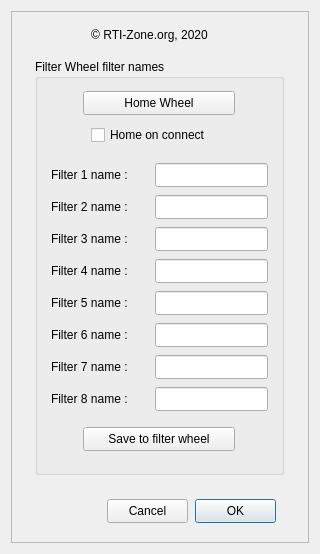
Qt form IFW.ui (rpineau/IFWFilterWheel) before a commit.
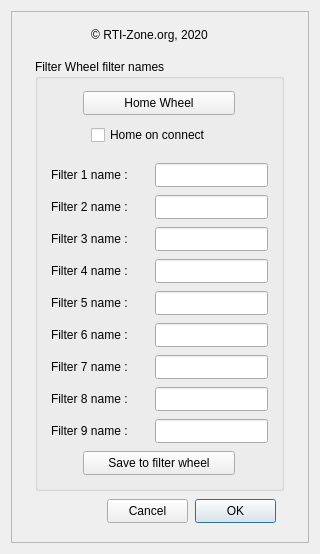
The same form after that commit. Custom widgets are drawn as their Qt base class.

Commit message: fix missing windows dll static linking for 64 bits

What changed in the file:
```diff
--- a/IFW.ui
+++ b/IFW.ui
@@ -73,7 +73,7 @@
         <x>24</x>
         <y>48</y>
         <width>249</width>
-        <height>416</height>
+        <height>432</height>
        </rect>
       </property>
       <property name="minimumSize">
@@ -89,7 +89,7 @@
        <property name="geometry">
         <rect>
          <x>48</x>
-         <y>368</y>
+         <y>392</y>
          <width>152</width>
          <height>24</height>
         </rect>
@@ -332,6 +332,32 @@
         <string>Home on connect</string>
        </property>
       </widget>
+      <widget class="QLabel" name="label_9">
+       <property name="geometry">
+        <rect>
+         <x>16</x>
+         <y>360</y>
+         <width>88</width>
+         <height>24</height>
+        </rect>
+       </property>
+       <property name="text">
+        <string>Filter 9 name :</string>
+       </property>
+      </widget>
+      <widget class="QLineEdit" name="lineEdit_9">
+       <property name="geometry">
+        <rect>
+         <x>120</x>
+         <y>360</y>
+         <width>113</width>
+         <height>24</height>
+        </rect>
+       </property>
+       <property name="maxLength">
+        <number>8</number>
+       </property>
+      </widget>
      </widget>
      <widget class="QLabel" name="label_RTI">
       <property name="geometry">
```
The commit also changes 3 other files.
